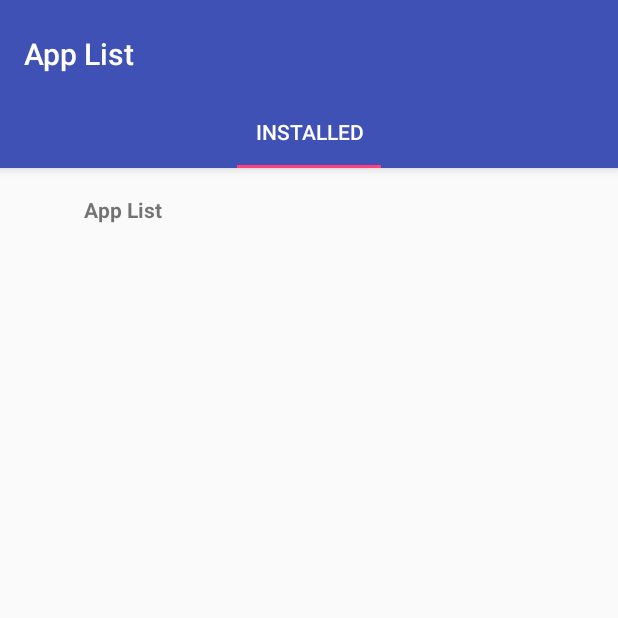
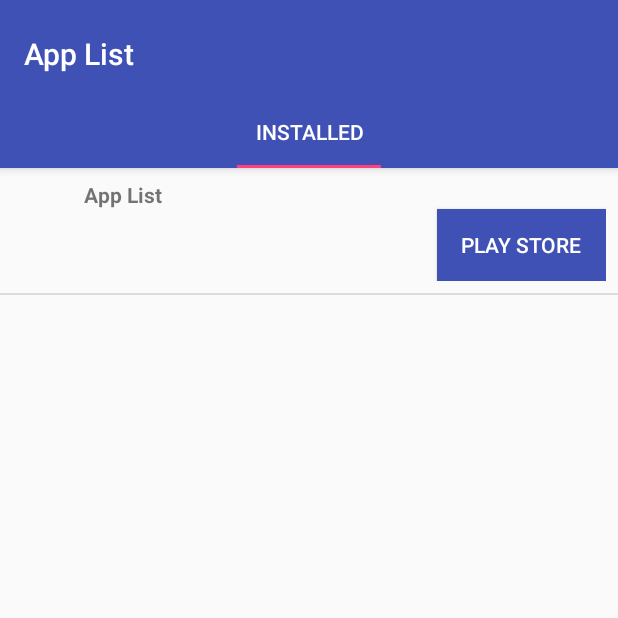
Before and after one commit to SmileyJoe/app_android_app_list, an Android app: the screen it shows after launch (MainActivity), on a phone screen of 412 x 824 dp, the top half of it. Run offline under Robolectric (Android 15) with nearby library versions, the phone set to English and light mode, and no system bars; libraries missing offline, so code that uses them is left out: za.co.smileyjoedev; 1 statement that could not run was skipped.

Commit message:
Adding play store link

```diff
--- a/app/src/main/java/io/smileyjoe/applist/fragment/AppListFragment.java
+++ b/app/src/main/java/io/smileyjoe/applist/fragment/AppListFragment.java
@@ -3,6 +3,7 @@ package io.smileyjoe.applist.fragment;
 import android.content.Context;
 import android.os.Bundle;
 import android.support.v4.app.Fragment;
+import android.support.v7.widget.DividerItemDecoration;
 import android.support.v7.widget.LinearLayoutManager;
 import android.support.v7.widget.RecyclerView;
 import android.view.LayoutInflater;
@@ -66,6 +67,8 @@ public class AppListFragment extends Fragment {
         RecyclerView recyclerAppDetails = (RecyclerView) rootView.findViewById(R.id.recycler_app_details);
         recyclerAppDetails.setLayoutManager(new LinearLayoutManager(getContext()));
         recyclerAppDetails.setAdapter(new AppDetailAdapter(getAppDetailList()));
+        recyclerAppDetails.addItemDecoration(new DividerItemDecoration(getActivity(), DividerItemDecoration.VERTICAL));
+
         return rootView;
     }
 
--- a/app/src/main/java/io/smileyjoe/applist/object/AppDetail.java
+++ b/app/src/main/java/io/smileyjoe/applist/object/AppDetail.java
@@ -46,6 +46,10 @@ public class AppDetail {
         return mIcon;
     }
 
+    public String getPlayStoreLink(){
+        return "http://play.google.com/store/apps/details?id=" + getPackage();
+    }
+
     @Override
     public String toString() {
         return "AppDetail{" +
--- /dev/null
+++ b/app/src/main/java/io/smileyjoe/applist/util/OnUrlClick.java
@@ -0,0 +1,24 @@
+package io.smileyjoe.applist.util;
+
+import android.content.Intent;
+import android.net.Uri;
+import android.view.View;
+
+/**
+ * Created by cody on 2018/07/03.
+ */
+
+public class OnUrlClick implements View.OnClickListener {
+
+    private String mUrl;
+
+    public OnUrlClick(String url) {
+        mUrl = url;
+    }
+
+    @Override
+    public void onClick(View view) {
+        Intent browserIntent = new Intent(Intent.ACTION_VIEW, Uri.parse(mUrl));
+        view.getContext().startActivity(browserIntent);
+    }
+}
--- a/app/src/main/java/io/smileyjoe/applist/viewholder/AppDetailViewHolder.java
+++ b/app/src/main/java/io/smileyjoe/applist/viewholder/AppDetailViewHolder.java
@@ -2,11 +2,13 @@ package io.smileyjoe.applist.viewholder;
 
 import android.support.v7.widget.RecyclerView;
 import android.view.View;
+import android.widget.Button;
 import android.widget.ImageView;
 import android.widget.TextView;
 
 import io.smileyjoe.applist.R;
 import io.smileyjoe.applist.object.AppDetail;
+import io.smileyjoe.applist.util.OnUrlClick;
 
 /**
  * Created by cody on 2018/07/03.
@@ -16,16 +18,19 @@ public class AppDetailViewHolder extends RecyclerView.ViewHolder {
 
     private ImageView mImageIcon;
     private TextView mTextTitle;
+    private Button mButtonPlayStore;
 
     public AppDetailViewHolder(View itemView) {
         super(itemView);
 
         mTextTitle = (TextView) itemView.findViewById(R.id.text_title);
         mImageIcon = (ImageView) itemView.findViewById(R.id.image_icon);
+        mButtonPlayStore = (Button) itemView.findViewById(R.id.button_play_store);
     }
 
     public void bind(AppDetail appDetail){
         mTextTitle.setText(appDetail.getName());
         mImageIcon.setImageDrawable(appDetail.getIcon());
+        mButtonPlayStore.setOnClickListener(new OnUrlClick(appDetail.getPlayStoreLink()));
     }
 }
--- a/app/src/main/res/layout/row_app_details.xml
+++ b/app/src/main/res/layout/row_app_details.xml
@@ -3,10 +3,7 @@
               android:layout_width="match_parent"
               android:layout_height="wrap_content"
               android:orientation="horizontal"
-              android:paddingBottom="@dimen/row_vertical_margin"
-              android:paddingLeft="@dimen/row_horizontal_margin"
-              android:paddingRight="@dimen/row_horizontal_margin"
-              android:paddingTop="@dimen/row_vertical_margin">
+    style="@style/RowWrapper">
 
     <ImageView
         android:id="@+id/image_icon"
@@ -16,14 +13,17 @@
 
     <LinearLayout
         android:orientation="vertical"
-        android:layout_width="wrap_content"
+        android:layout_width="match_parent"
         android:layout_height="wrap_content"
         android:layout_gravity="center_vertical"
         android:gravity="center_vertical">
         <TextView
             android:id="@+id/text_title"
-            android:layout_width="wrap_content"
-            android:layout_height="wrap_content"
-            android:textStyle="bold"/>
+            style="@style/Text.Title"/>
+        <Button
+            android:id="@+id/button_play_store"
+            android:text="@string/button_open_play_store"
+            android:layout_gravity="right"
+            style="@style/Button.Primary"/>
     </LinearLayout>
 </LinearLayout>
--- a/app/src/main/res/values/colors.xml
+++ b/app/src/main/res/values/colors.xml
@@ -3,4 +3,5 @@
     <color name="colorPrimary">#3F51B5</color>
     <color name="colorPrimaryDark">#303F9F</color>
     <color name="colorAccent">#FF4081</color>
+    <color name="white">#FFFFFF</color>
 </resources>
--- a/app/src/main/res/values/dimens.xml
+++ b/app/src/main/res/values/dimens.xml
@@ -4,6 +4,7 @@
     <dimen name="activity_vertical_margin">16dp</dimen>
     <dimen name="row_horizontal_margin">8dp</dimen>
     <dimen name="row_vertical_margin">8dp</dimen>
+    <dimen name="button_horizontal_padding">16dp</dimen>
     <dimen name="fab_margin">16dp</dimen>
     <dimen name="appbar_padding_top">8dp</dimen>
     <dimen name="image_app_icon_width">40dp</dimen>
--- a/app/src/main/res/values/strings.xml
+++ b/app/src/main/res/values/strings.xml
@@ -3,4 +3,5 @@
     <string name="action_settings">Settings</string>
     <string name="section_format">Hello World from section: %1$d</string>
     <string name="fragment_title_installed_apps">Installed</string>
+    <string name="button_open_play_store">Play Store</string>
 </resources>
--- a/app/src/main/res/values/styles.xml
+++ b/app/src/main/res/values/styles.xml
@@ -17,4 +17,32 @@
 
     <style name="AppTheme.PopupOverlay" parent="ThemeOverlay.AppCompat.Light"/>
 
+    <style name="Button">
+        <item name="android:layout_width">wrap_content</item>
+        <item name="android:layout_height">wrap_content</item>
+        <item name="android:paddingLeft">@dimen/button_horizontal_padding</item>
+        <item name="android:paddingRight">@dimen/button_horizontal_padding</item>
+    </style>
+
+    <style name="Button.Primary">
+        <item name="android:background">@color/colorPrimary</item>
+        <item name="android:textColor">@color/white</item>
+    </style>
+
+    <style name="Text">
+        <item name="android:layout_width">wrap_content</item>
+        <item name="android:layout_height">wrap_content</item>
+    </style>
+
+    <style name="Text.Title">
+        <item name="android:textStyle">bold</item>
+    </style>
+
+    <style name="RowWrapper">
+        <item name="android:paddingBottom">@dimen/row_vertical_margin</item>
+        <item name="android:paddingLeft">@dimen/row_horizontal_margin</item>
+        <item name="android:paddingRight">@dimen/row_horizontal_margin</item>
+        <item name="android:paddingTop">@dimen/row_vertical_margin</item>
+    </style>
+
 </resources>
```
